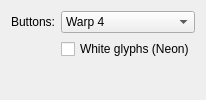
Before: the Qt Designer form os2-warp/decoration/contents/ui/config.ui in huppiflupp/plasma-theme-lab, drawn with Qt 5.
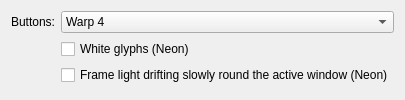
After: the same form once the commit is applied.

Commit message:
Neon-Rahmen: langsam umlaufendes Licht, kein fast weißes Pink mehr
NeonFlow.qml: Blau, Pink und Cyan liegen einmal ums aktive Fenster und
wandern im Uhrzeigersinn, eine Runde in etwa 90 Sekunden, 20 Schritte pro
Sekunde; inaktive Fenster stehen still. Schalter flowFrame in den
Rahmeneinstellungen, standardmäßig an.
Die Farben mischen jetzt über den Farbton: von Pink nach Cyan ging die
Linie in RGB durch ein blasses, fast weißes Lavendel (auch im festen
Rahmen oben rechts, NeonFrame.qml).

Diff of the .ui file:
```diff
--- a/os2-warp/decoration/contents/ui/config.ui
+++ b/os2-warp/decoration/contents/ui/config.ui
@@ -30,6 +30,13 @@
      </property>
     </widget>
    </item>
+   <item row="2" column="1">
+    <widget class="QCheckBox" name="kcfg_flowFrame">
+     <property name="text">
+      <string>Frame light drifting slowly round the active window (Neon)</string>
+     </property>
+    </widget>
+   </item>
   </layout>
  </widget>
  <resources/>
```
The commit also changes 4 other files.
